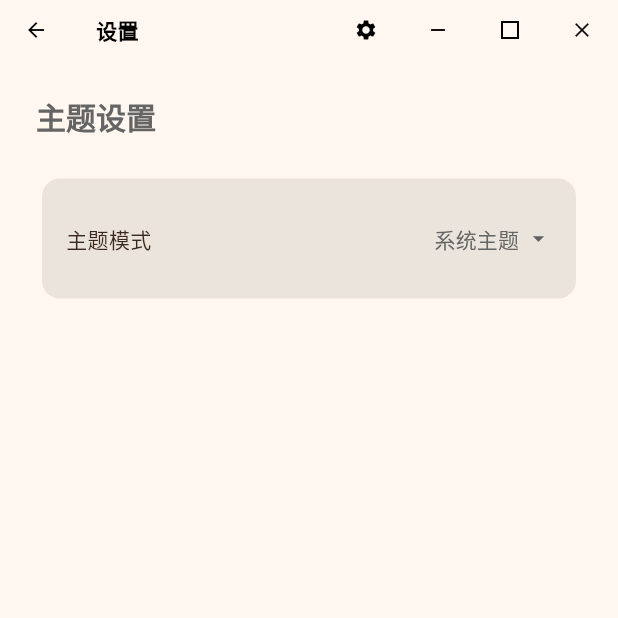
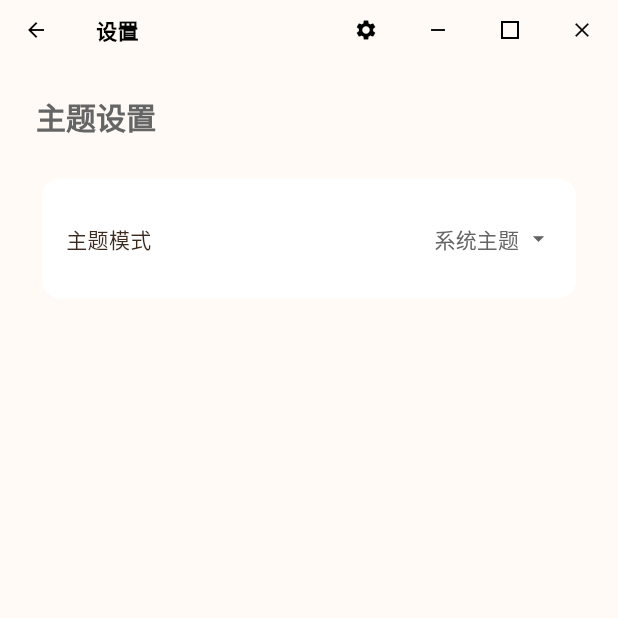
Before and after one commit to Azurestone21/elara_player, a Flutter app: the SettingsPage screen opened by its route, on a phone screen of 412 x 824 dp, the top half of it. Run offline on Flutter 3.47's test engine with Material 2 defaults, Android fonts, the phone set to English and light mode, and no system bars; our stand-ins replace audioplayers, file_picker, flutter_riverpod, universal_platform, wakelock_plus; missing offline and left inert: audiotags, media_kit, media_kit_video, window_manager.

Commit message:
style: 主题色

```diff
--- a/lib/src/theme/app_theme.dart
+++ b/lib/src/theme/app_theme.dart
@@ -11,9 +11,9 @@ class AppTheme {
   static const Color darkSurface = Color(0xFF1A1A1A);
   static const Color darkCard = Color(0xFF262626);
 
-  static const Color lightBackground = Color.fromARGB(255, 255, 247, 240);
-  static const Color lightSurface = Color.fromARGB(255, 255, 249, 239);
-  static const Color lightCard = Color.fromARGB(255, 235, 228, 221);
+  static const Color lightBackground = Color.fromARGB(255, 255, 250, 245);
+  static const Color lightSurface = Color.fromARGB(255, 255, 252, 247);
+  static const Color lightCard = Color.fromARGB(255, 255, 255, 255);
 
   // 默认的自定义颜色（浅色主题）
   static const defaultCustomVideoColors = CustomVideoColors(
```
